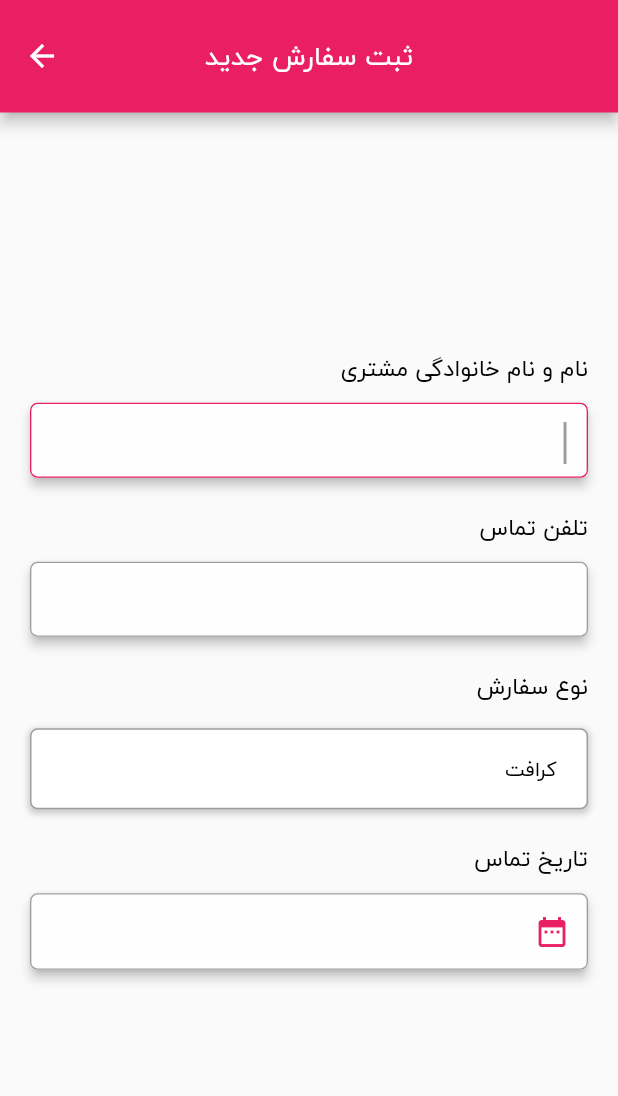
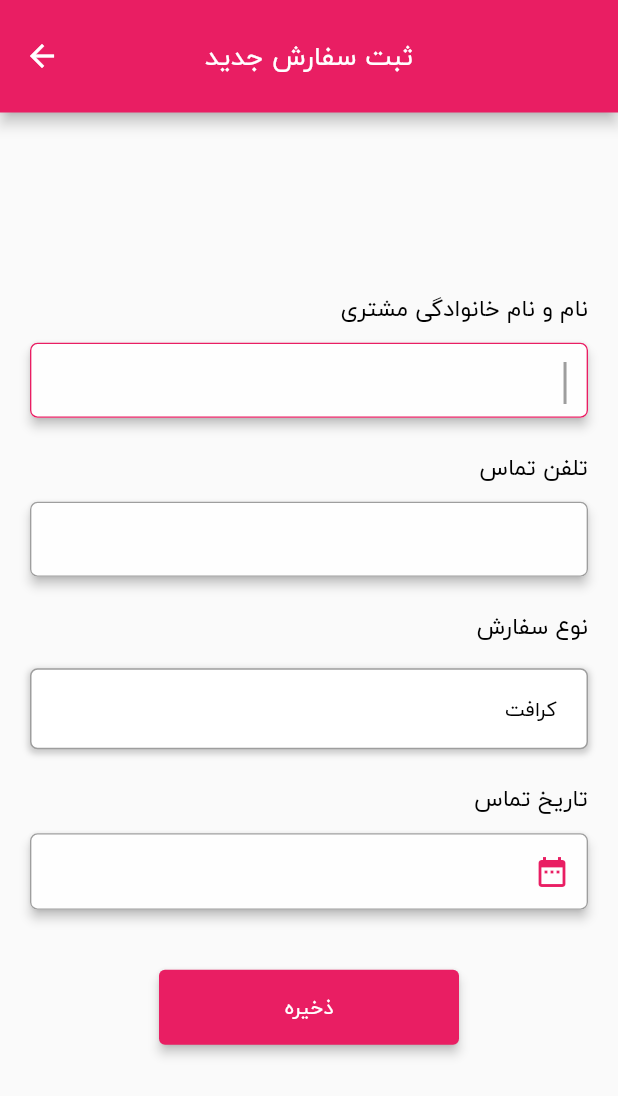
Before and after one commit to mojtaba-abedini/amrtat-front-flutter, a Flutter app: the NewOrder screen opened directly, on a phone screen of 412 x 824 dp. Shown: the top 1096 px of the screen. Run offline on Flutter 3.47's test engine with Material 2 defaults, Android fonts, the phone set to English and light mode, and no system bars; missing offline and left inert: persian_datetime_picker.

Commit message:
08/21/2022

```diff
--- a/lib/pages/new_customer.dart
+++ b/lib/pages/new_customer.dart
@@ -29,6 +29,9 @@ class _NewCustomerState extends State<NewCustomer> {
         child: SingleChildScrollView(
           child: Column(
             children: [
+              const SizedBox(
+                height: 20,
+              ),
               MyTextboxTitle(
                   title: 'نام و نام خانوادگی',
                   isNumber: false,
@@ -51,9 +54,7 @@ class _NewCustomerState extends State<NewCustomer> {
                 height: 20,
               ),
               MyButton(text: 'ذخیره', callback: onPressButton),
-              const SizedBox(
-                height: 30,
-              )
+
             ],
           ),
         ),
--- a/lib/pages/new_order.dart
+++ b/lib/pages/new_order.dart
@@ -1,3 +1,4 @@
+import 'package:amertat/widgets/button.dart';
 import 'package:amertat/widgets/dropdown.dart';
 import 'package:flutter/material.dart';
 import 'package:amertat/store.dart';
@@ -13,6 +14,11 @@ class NewOrder extends StatefulWidget {
 }
 
 class _NewOrderState extends State<NewOrder> {
+  void onPressButton() {
+    Navigator.pop(context);
+    print(newOrderType);
+  }
+
   @override
   Widget build(BuildContext context) {
     return Scaffold(
@@ -22,28 +28,40 @@ class _NewOrderState extends State<NewOrder> {
           centerTitle: true,
         ),
         body: Center(
-        child: SingleChildScrollView(
+            child: SingleChildScrollView(
           child: Column(
             children: [
+              const SizedBox(
+                height: 20,
+              ),
               MyTextboxTitle(
                   title: 'نام و نام خانوادگی مشتری',
                   isNumber: false,
                   lengthLimit: 0,
-                  callback: (value) => newCustomerName = value),
+                  callback: (value) => newOrderName = value),
               MyTextboxTitle(
                   title: 'تلفن تماس',
                   isNumber: true,
                   lengthLimit: 10,
-                  callback: (value) => newCustomerPhone = value),
-              MyDropDown(title: 'نوع سفارش'),
-
-
+                  callback: (value) => newOrderPhone = value),
+              MyDropDown(
+                  title: 'نوع سفارش',
+                  // set first value of dropdown
+                  initIndex: () => orderType[0]['name'],
+                  // set variable by first value of dropdown
+                  initStateIndex: () =>
+                      newOrderType = orderType[0]['name'] as String,
+                  callback: (value) => newOrderType = value),
               MyDatePicker(
                   title: 'تاریخ تماس',
-                  callback: (jalaliDate,georgianDate) => newCustomerContactDate = jalaliDate),
+                  callback: (jalaliDate, georgianDate) =>
+                      newOrderDate = jalaliDate),
+              const SizedBox(
+                height: 20,
+              ),
+              MyButton(text: 'ذخیره', callback: onPressButton)
             ],
           ),
-        ))
-    );
+        )));
   }
 }
--- a/lib/store.dart
+++ b/lib/store.dart
@@ -1,14 +1,14 @@
+String newCustomerName = "";
+String newCustomerPhone = "";
+String newCustomerContactDate = "";
+String newCustomerOrderDescription = "";
 
-
-String newCustomerName="";
-String newCustomerPhone="";
-String newCustomerContactDate="";
-String newCustomerOrderDescription="";
-
-
+String newOrderName = "";
+String newOrderPhone = "";
+String newOrderType = "";
+String newOrderDate = "";
 
 const orderType = [
   {'id': 1, 'name': 'کرافت'},
   {'id': 2, 'name': 'گلاسه'},
-
 ];
--- a/lib/widgets/button.dart
+++ b/lib/widgets/button.dart
@@ -11,6 +11,7 @@ class MyButton extends StatelessWidget {
   Widget build(BuildContext context) {
     return Column(
       children: [
+
         SizedBox(
           width: 200,
           height: 50,
--- a/lib/widgets/date_picker.dart
+++ b/lib/widgets/date_picker.dart
@@ -50,6 +50,7 @@ class _MyDatePickerState extends State<MyDatePicker> {
                 TextField(
                   keyboardType: TextInputType.multiline,
                   maxLines: null,
+                  readOnly: true,
                   controller: pickedDate,
                   cursorColor: Colors.grey,
                   textAlign: TextAlign.right,
--- a/lib/widgets/dropdown.dart
+++ b/lib/widgets/dropdown.dart
@@ -1,20 +1,34 @@
 import 'package:flutter/material.dart';
-
 import 'package:amertat/store.dart';
 
 class MyDropDown extends StatefulWidget {
-  const MyDropDown({Key? key, required this.title}) : super(key: key);
+  const MyDropDown({
+    Key? key,
+    required this.title,
+    required this.callback,
+    required this.initIndex,
+    required this.initStateIndex,
+  }) : super(key: key);
 
   final String title;
+  final Function callback;
+  final Function initIndex;
+  final Function initStateIndex;
 
   @override
   State<MyDropDown> createState() => _MyDropDownState();
 }
 
 class _MyDropDownState extends State<MyDropDown> {
+
   late TextEditingController pickedDate = TextEditingController();
+  late String dropdownValue = widget.initIndex() as String;
 
-  String dropdownValue = orderType[0]['name'] as String;
+  @override
+  void initState() {
+    super.initState();
+    widget.initStateIndex();
+  }
 
   @override
   Widget build(BuildContext context) {
@@ -42,7 +56,6 @@ class _MyDropDownState extends State<MyDropDown> {
                 padding:
                     const EdgeInsets.symmetric(vertical: 2, horizontal: 20),
                 decoration: BoxDecoration(
-
                     boxShadow: [
                       BoxShadow(
                         color: Colors.grey.withOpacity(0.5),
@@ -73,6 +86,7 @@ class _MyDropDownState extends State<MyDropDown> {
                     onChanged: (String? newValue) {
                       setState(() {
                         dropdownValue = newValue!;
+                        widget.callback(newValue);
                       });
                     },
                     items: orderType.map((value) {
```
